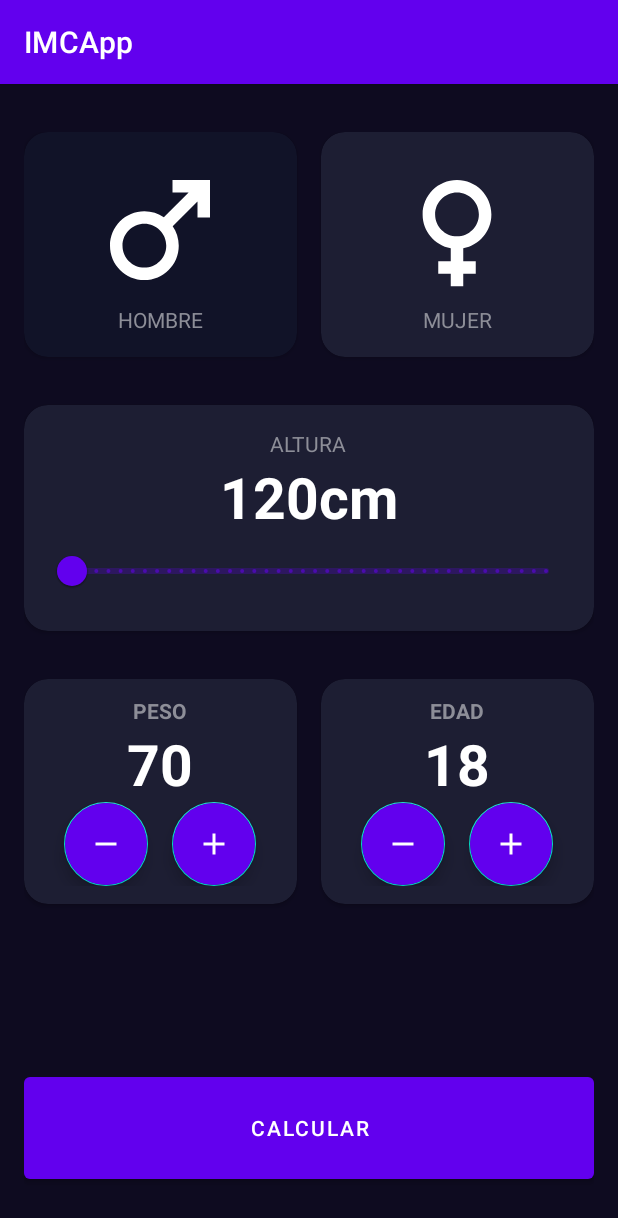
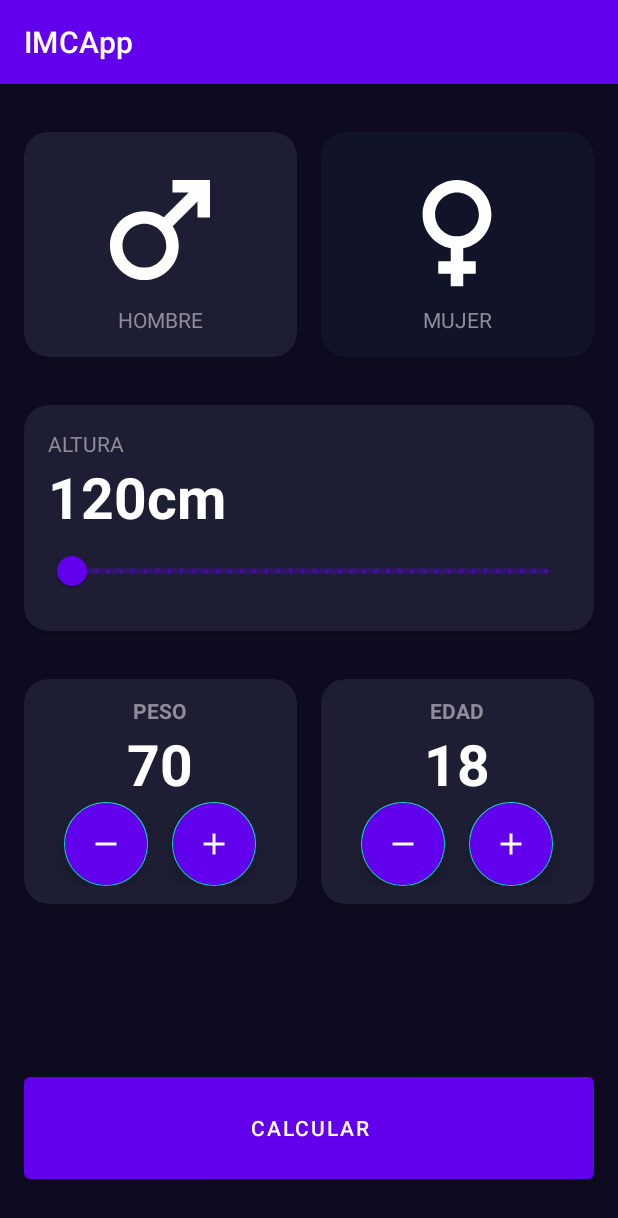
Before and after one commit to pedrogomezdev/IMC_Calculator_App, an Android app: the screen it shows after launch (MainActivity), after a tap on "MUJER", on a phone screen of 412 x 824 dp. Shown: the top 1218 px of the screen. Run offline under Robolectric (Android 15) with nearby library versions, the phone set to English and light mode, and no system bars; 1 other tap on this screen came first.

Commit message:
Resuelvo problema con las tarjetas de elección de sexo que hacía que cambiaran independientemente de cual se pulsaba. Optimizo un poco el código eliminando variables innecesarias

```diff
--- a/app/src/main/java/com/pedrogomezdev/imcapp/MainActivity.kt
+++ b/app/src/main/java/com/pedrogomezdev/imcapp/MainActivity.kt
@@ -15,7 +15,6 @@ import java.text.DecimalFormat
 class MainActivity : AppCompatActivity() {
 
     private var isMaleSelected: Boolean = true
-    private var isFemaleSelected: Boolean = false
     private var currentWeight: Int = 70
     private var currentAge: Int = 18
     private var currentHeight: Int = 120
@@ -33,7 +32,7 @@ class MainActivity : AppCompatActivity() {
     private lateinit var btnCalculate: Button
 
     // Es como un atributo estático en java. Se puede acceder desde cualquier lado.
-    companion object{
+    companion object {
         const val IMC_KEY = "IMC_RESULT"
     }
 
@@ -68,12 +67,17 @@ class MainActivity : AppCompatActivity() {
         // Cuando se pulse en el viewMale o female, cambia el género activo y establece el color
         // de las tarjetas de género.
         viewMale.setOnClickListener {
-            changeGender()
-            setGenderColor()
+            if (!isMaleSelected) {
+                changeGender()
+                setGenderColor()
+            }
+
         }
         viewFemale.setOnClickListener {
-            changeGender()
-            setGenderColor()
+            if (isMaleSelected) {
+                changeGender()
+                setGenderColor()
+            }
         }
 
         rsHeight.addOnChangeListener { _, value, _ ->
@@ -84,22 +88,22 @@ class MainActivity : AppCompatActivity() {
         }
 
         btnPlusWeight.setOnClickListener {
-            currentWeight ++
+            currentWeight++
             setWeight()
         }
 
         btnSubtractWeight.setOnClickListener {
-            currentWeight --
+            currentWeight--
             setWeight()
         }
 
         btnPlusAge.setOnClickListener {
-            currentAge ++
+            currentAge++
             setAge()
         }
 
         btnSubtractAge.setOnClickListener {
-            currentAge --
+            currentAge--
             setAge()
         }
 
@@ -120,24 +124,23 @@ class MainActivity : AppCompatActivity() {
         val df = DecimalFormat("#.##")
 
         // Tenemos que pasar la altura a metros
-        val imc = currentWeight / (currentHeight.toDouble()/100 * currentHeight.toDouble()/100)
+        val imc = currentWeight / (currentHeight.toDouble() / 100 * currentHeight.toDouble() / 100)
         val result = df.format(imc).toDouble()
 
         return result
     }
 
-    private fun setAge(){
+    private fun setAge() {
         tvAge.text = currentAge.toString()
     }
 
-    private fun setWeight(){
+    private fun setWeight() {
         tvWeight.text = currentWeight.toString()
     }
 
     // Invierte los valores de los géneros
     private fun changeGender() {
         isMaleSelected = !isMaleSelected
-        isFemaleSelected = !isFemaleSelected
     }
 
     // Establece el valor de
@@ -145,7 +148,7 @@ class MainActivity : AppCompatActivity() {
         // Establece el color de fondo de las tarjetas y le pasamos por parámetro
         // el valor devuelto de la función getBackgroundColor)
         viewMale.setCardBackgroundColor(getBackgroundColor(isMaleSelected))
-        viewFemale.setCardBackgroundColor(getBackgroundColor(isFemaleSelected))
+        viewFemale.setCardBackgroundColor(getBackgroundColor(!isMaleSelected))
     }
 
     private fun getBackgroundColor(isSelectedComponent: Boolean): Int {
--- a/app/src/main/java/com/pedrogomezdev/imcapp/ResultIMCActivity.kt
+++ b/app/src/main/java/com/pedrogomezdev/imcapp/ResultIMCActivity.kt
@@ -1,5 +1,6 @@
 package com.pedrogomezdev.imcapp
 
+import android.content.Intent
 import androidx.appcompat.app.AppCompatActivity
 import android.os.Bundle
 import android.widget.Button
@@ -20,6 +21,7 @@ class ResultIMCActivity : AppCompatActivity() {
 
         val result = intent.extras?.getDouble(IMC_KEY) ?: -1.0
         initComponents()
+        initListeners()
         initUI(result)
     }
 
@@ -76,4 +78,5 @@ class ResultIMCActivity : AppCompatActivity() {
             }
         }
     }
+
 }
--- a/app/src/main/res/layout/activity_main.xml
+++ b/app/src/main/res/layout/activity_main.xml
@@ -97,7 +97,7 @@
             android:layout_width="match_parent"
             android:layout_height="wrap_content"
             android:layout_margin="16dp"
-            android:gravity="center"
+            android:gravity=""
             android:orientation="vertical">
 
             <TextView
```
